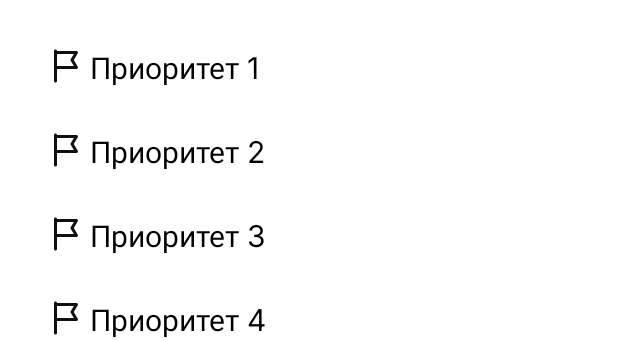
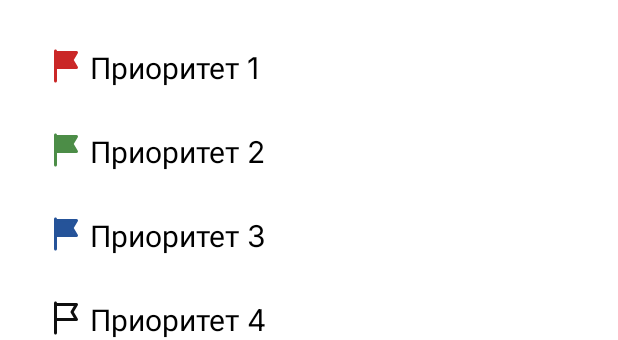
Before and after one commit to MKritskiy/CocoDo, an Android app: the layout popup_window.xml on its own in the app's theme, with its tools: preview values and no code run, on a phone screen of 412 x 824 dp. Shown: the top 340 px of the screen. Run offline under Robolectric (Android 15) with nearby library versions, the phone set to English and light mode, and no system bars.

Commit message:
beta 0.0.4

```diff
--- a/app/src/main/java/com/example/cocodo/MainActivity.java
+++ b/app/src/main/java/com/example/cocodo/MainActivity.java
@@ -97,7 +97,8 @@ public class MainActivity
                 Task newTask = MyDatabase.getDatabase(context).taskDao().getLastInsertedTask();
                 taskList.add(newTask);
             } else {
-                MainActivity.taskList = MyDatabase.getDatabase(context).taskDao().getAllUnchecked();
+                MainActivity.taskList = MyDatabase.getDatabase(context).taskDao().getAllUncheckedTasksSortedByPriority();
+                adapter=null;
 //               for (Task t:taskList) {
 //                   db.taskDao().delete(t);
 //               }
@@ -259,8 +260,6 @@ public class MainActivity
         new LoadDataTask(this).execute();
     }
 
-
-
     @Override
     public void closeButtonClickListener() {
         Intent shareIntent = new Intent();
--- a/app/src/main/java/com/example/cocodo/utils/Task.java
+++ b/app/src/main/java/com/example/cocodo/utils/Task.java
@@ -31,6 +31,7 @@ public class Task {
         this.taskName = taskName;
         this.taskDesc = taskDesc;
         this.taskTime = taskTime;
+        this.taskPriority = 4;
         this.isCompleted = 0;
     }
 
--- /dev/null
+++ b/app/src/main/res/drawable/flag_blue.xml
@@ -0,0 +1,13 @@
+<vector xmlns:android="http://schemas.android.com/apk/res/android"
+    android:width="32dp"
+    android:height="32dp"
+    android:viewportWidth="32"
+    android:viewportHeight="32">
+  <path
+      android:pathData="M9,5C8.448,5 8,5.448 8,6V26C8,26.552 8.448,27 9,27C9.552,27 10,26.552 10,26V18H23C23.36,18 23.693,17.806 23.87,17.493C24.048,17.179 24.043,16.794 23.858,16.486L21.166,12L23.858,7.515C24.043,7.206 24.048,6.821 23.87,6.507C23.693,6.194 23.36,6 23,6L10,6C10,5.448 9.552,5 9,5ZM10,8V16H21.234L19.142,12.514C18.952,12.198 18.952,11.802 19.142,11.486L21.234,8H10Z"
+      android:fillColor="#255399"
+      android:fillType="evenOdd"/>
+  <path
+      android:pathData="M10,7.75H21.5L19.5,12.25L22,16.75H10V7.75Z"
+      android:fillColor="#255399"/>
+</vector>
--- /dev/null
+++ b/app/src/main/res/drawable/flag_green.xml
@@ -0,0 +1,13 @@
+<vector xmlns:android="http://schemas.android.com/apk/res/android"
+    android:width="32dp"
+    android:height="32dp"
+    android:viewportWidth="32"
+    android:viewportHeight="32">
+  <path
+      android:pathData="M9,5C8.448,5 8,5.448 8,6V26C8,26.552 8.448,27 9,27C9.552,27 10,26.552 10,26V18H23C23.36,18 23.693,17.806 23.87,17.493C24.048,17.179 24.043,16.794 23.858,16.486L21.166,12L23.858,7.515C24.043,7.206 24.048,6.821 23.87,6.507C23.693,6.194 23.36,6 23,6L10,6C10,5.448 9.552,5 9,5ZM10,8V16H21.234L19.142,12.514C18.952,12.198 18.952,11.802 19.142,11.486L21.234,8H10Z"
+      android:fillColor="#4C8D47"
+      android:fillType="evenOdd"/>
+  <path
+      android:pathData="M10,7.75H21.5L19.5,12.25L22,16.75H10V7.75Z"
+      android:fillColor="#4C8D47"/>
+</vector>
--- a/app/src/main/res/layout/list_item.xml
+++ b/app/src/main/res/layout/list_item.xml
@@ -11,9 +11,7 @@
         android:layout_height="32dp"
         android:layout_gravity="center_vertical"
         android:background="@null"
-        android:button="@drawable/checkbox_selector"
-        android:buttonTint="@color/black"
-        app:buttonIcon="@drawable/icons_radio_button_unchecked" />
+        android:button="@drawable/checkbox_selector" />
 
     <LinearLayout
         android:id="@+id/taskLayout"
--- a/app/src/main/res/layout/popup_window.xml
+++ b/app/src/main/res/layout/popup_window.xml
@@ -29,7 +29,7 @@
                 android:id="@+id/option1_image"
                 android:layout_width="wrap_content"
                 android:layout_height="wrap_content"
-                android:src="@drawable/flag_empty" />
+                android:src="@drawable/flag_red" />
 
             <TextView
                 android:id="@+id/option1_text"
@@ -54,7 +54,7 @@
                 android:id="@+id/option2_image"
                 android:layout_width="wrap_content"
                 android:layout_height="wrap_content"
-                android:src="@drawable/flag_empty" />
+                android:src="@drawable/flag_green" />
 
             <TextView
                 android:id="@+id/option2_text"
@@ -79,7 +79,7 @@
                 android:id="@+id/option3_image"
                 android:layout_width="wrap_content"
                 android:layout_height="wrap_content"
-                android:src="@drawable/flag_empty" />
+                android:src="@drawable/flag_blue" />
 
             <TextView
                 android:id="@+id/option3_text"
--- a/app/src/main/res/layout/task_details_fragment.xml
+++ b/app/src/main/res/layout/task_details_fragment.xml
@@ -64,10 +64,8 @@
                 android:layout_width="32dp"
                 android:layout_height="32dp"
                 android:layout_gravity="center_vertical"
-                android:background="@null"
                 android:button="@drawable/checkbox_selector"
-                android:buttonTint="@color/black"
-                app:buttonIcon="@drawable/icons_radio_button_unchecked" />
+                app:buttonIconTint="@color/black" />
 
             <TextView
                 android:id="@+id/task_details_name"
--- a/app/src/main/res/values/colors.xml
+++ b/app/src/main/res/values/colors.xml
@@ -12,4 +12,5 @@
     <color name="checked_color">#CA2727</color>
     <color name="unchecked_color">#FF000000</color>
     <color name="green">#4C8D47</color>
+    <color name="blue">#255399</color>
 </resources>
```
Also changed, not shown: app/src/main/java/com/example/cocodo/database/TaskDao.java (+8 -1 lines), app/src/main/java/com/example/cocodo/ui/fragments/DetailsTaskFragment.java (+80 -30 lines), app/src/main/java/com/example/cocodo/utils/RecyclerTaskListAdapter.java (+19 -1 lines).
